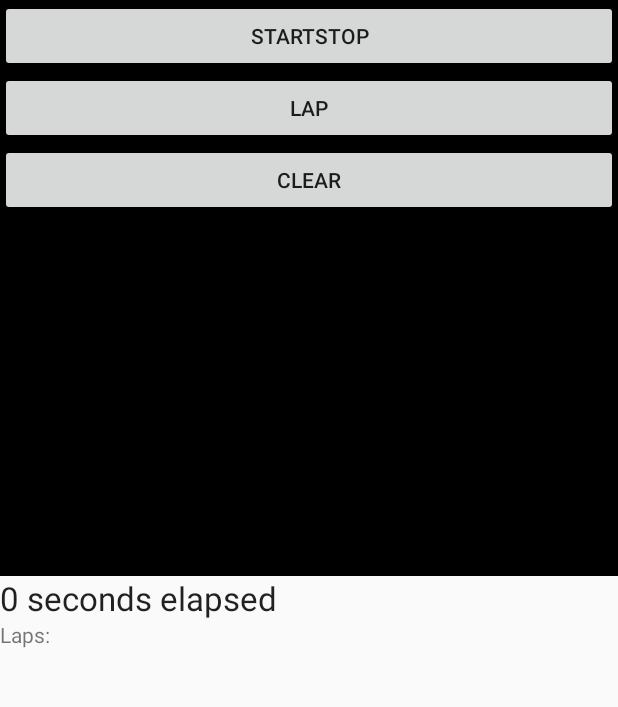
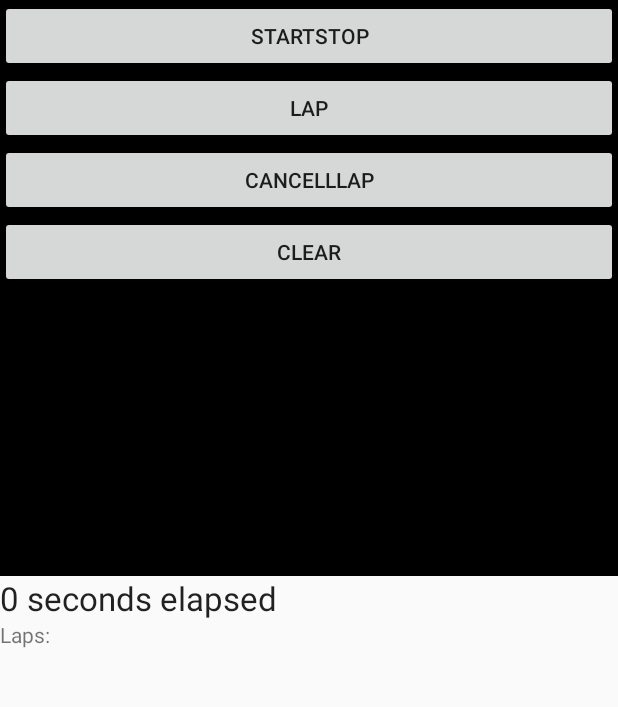
Before and after one commit to joshnwHokie/cs3714, an Android app: the screen it shows after launch (MainActivity), on a phone screen of 412 x 824 dp, the part 84-791 px from its top. Run offline under Robolectric (Android 15) with nearby library versions, the phone set to English and light mode, and no system bars.

Commit message:
fixed bugs

```diff
--- a/AsyncAndLiveDataDemo/app/src/main/java/com/example/asyncandlivedatademo/ControlFragment.kt
+++ b/AsyncAndLiveDataDemo/app/src/main/java/com/example/asyncandlivedatademo/ControlFragment.kt
@@ -29,6 +29,10 @@ class ControlFragment : Fragment() {
             model?.slowLapCapture()
         }
 
+        (v.findViewById(R.id.cancel) as Button).setOnClickListener{
+            model?.fastCancel()
+        }
+
         (v.findViewById(R.id.clear) as Button).setOnClickListener{
             model?.slowClear()
         }
--- a/AsyncAndLiveDataDemo/app/src/main/java/com/example/asyncandlivedatademo/DisplayFragment.kt
+++ b/AsyncAndLiveDataDemo/app/src/main/java/com/example/asyncandlivedatademo/DisplayFragment.kt
@@ -18,18 +18,26 @@ class DisplayFragment : Fragment() {
         savedInstanceState: Bundle?
     ): View? {
         val v = inflater.inflate(R.layout.fragment_display, container, false)
+//        var temp = activity
 
-
-        val model = activity?.let { ViewModelProviders.of(it).get(MyViewModel::class.java) }
+//        if(temp!=null){
+//
+//          val model =  ViewModelProviders.of(temp).get(MyViewModel::class.java)
+//        }
+        val model = activity?.let { ViewModelProviders.of(it).get(MyViewModel::class.java)}
 
 
         model?.getElapsedTime()?.observe(this, Observer<Long>{ time ->
+
             v?.findViewById<TextView>(R.id.timer)?.text = "$time seconds elapsed"
+
         })
 
 
         model?.getLapTime()?.observe(this, Observer<String>{ laps ->
+
              v?.findViewById<TextView>(R.id.laps)?.text = laps
+
         })
 
 
--- a/AsyncAndLiveDataDemo/app/src/main/java/com/example/asyncandlivedatademo/MyViewModel.kt
+++ b/AsyncAndLiveDataDemo/app/src/main/java/com/example/asyncandlivedatademo/MyViewModel.kt
@@ -83,7 +83,7 @@ class MyViewModel: ViewModel(){
 
     private val viewModelJob = Job()
 
-    //the scope is a must in order to ensure friendll
+    //the scope is a must in order to ensure friendly behavior
     private val ioScope = CoroutineScope(Dispatchers.IO + viewModelJob)
 
     fun slowLapCapture() {
@@ -93,7 +93,8 @@ class MyViewModel: ViewModel(){
             // it will be automatically killed if viewmodel is destroyed.
             delay(1000L)
             updateLiveData(mElapsedTime.value.toString())
-        }
+
+            }
     }
 
     private fun updateLiveData(lap:String?){
--- a/AsyncAndLiveDataDemo/app/src/main/res/layout/fragment_control.xml
+++ b/AsyncAndLiveDataDemo/app/src/main/res/layout/fragment_control.xml
@@ -17,6 +17,10 @@
                 android:layout_width="match_parent"
                 android:layout_height="wrap_content" android:id="@+id/lap"/>
         <Button
+                android:text="CancellLap"
+                android:layout_width="match_parent"
+                android:layout_height="wrap_content" android:id="@+id/cancel"/>
+        <Button
                 android:text="clear"
                 android:layout_width="match_parent"
                 android:layout_height="wrap_content" android:id="@+id/clear"/>
```
